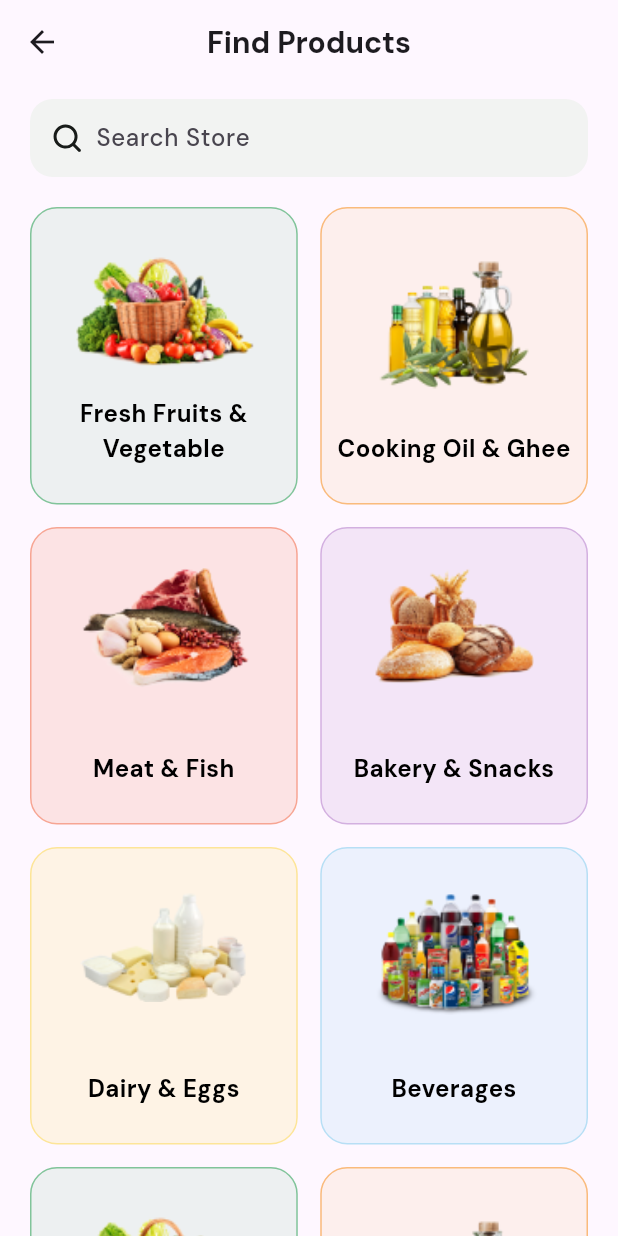
After one commit to Pranav-407/grocery_app_ui, a Flutter app: the ExploreScreen screen opened directly, on a phone screen of 412 x 824 dp. The commit adds this screen. Run offline on Flutter 3.47's test engine with Material 3 defaults, Android fonts, the phone set to English and light mode, and no system bars; our stand-ins replace flutter_svg, google_fonts, persistent_bottom_nav_bar_v2.

Commit message:
explore screen completed

```diff
--- /dev/null
+++ b/lib/views/explore_screen.dart
@@ -0,0 +1,210 @@
+import 'package:flutter/material.dart';
+import 'package:flutter_svg/flutter_svg.dart';
+import 'package:google_fonts/google_fonts.dart';
+
+class ExploreScreen extends StatelessWidget {
+  ExploreScreen({super.key});
+
+  TextEditingController searchController = TextEditingController();
+
+  final List<Map<String, dynamic>> gridData = [
+    {
+      'imagePath': "assets/images/fresh_fruits_and_vegetables.png",
+      "backgroundColor": Color.fromRGBO(83, 177, 117, 0.1),
+      "borderColor": Color.fromRGBO(83, 177, 117, 0.7),
+      "title": "Fresh Fruits & Vegetable"
+    },
+    {
+      'imagePath': "assets/images/cooking_oil_and_ghee.png",
+      "backgroundColor": Color.fromRGBO(248, 164, 76, 0.1),
+      "borderColor": Color.fromRGBO(248, 164, 76, 0.7),
+      "title": "Cooking Oil & Ghee"
+    },
+    {
+      'imagePath': "assets/images/meat_and_fish.png",
+      "backgroundColor": Color.fromRGBO(247, 165, 147, 0.25),
+      "borderColor": Color.fromRGBO(247, 165, 147, 1),
+      "title": "Meat & Fish"
+    },
+    {
+      'imagePath': "assets/images/bakery_and_snacks.png",
+      "backgroundColor": Color.fromRGBO(211, 176, 224, 0.25),
+      "borderColor": Color.fromRGBO(211, 176, 224, 1),
+      "title": "Bakery & Snacks"
+    },
+    {
+      'imagePath': "assets/images/dairy_and_eggs.png",
+      "backgroundColor": Color.fromRGBO(253, 229, 152, 0.25),
+      "borderColor": Color.fromRGBO(253, 229, 152, 1),
+      "title": "Dairy & Eggs"
+    },
+    {
+      'imagePath': "assets/images/bevrages.png",
+      "backgroundColor": Color.fromRGBO(183, 223, 245, 0.25),
+      "borderColor": Color.fromRGBO(183, 223, 245, 1),
+      "title": "Beverages"
+    },
+    {
+      'imagePath': "assets/images/fresh_fruits_and_vegetables.png",
+      "backgroundColor": Color.fromRGBO(83, 177, 117, 0.1),
+      "borderColor": Color.fromRGBO(83, 177, 117, 0.7),
+      "title": "Fresh Fruits & Vegetable"
+    },
+    {
+      'imagePath': "assets/images/cooking_oil_and_ghee.png",
+      "backgroundColor": Color.fromRGBO(248, 164, 76, 0.1),
+      "borderColor": Color.fromRGBO(248, 164, 76, 0.7),
+      "title": "Cooking Oil & Ghee"
+    },
+    {
+      'imagePath': "assets/images/meat_and_fish.png",
+      "backgroundColor": Color.fromRGBO(247, 165, 147, 0.25),
+      "borderColor": Color.fromRGBO(247, 165, 147, 1),
+      "title": "Meat & Fish"
+    },
+    {
+      'imagePath': "assets/images/bakery_and_snacks.png",
+      "backgroundColor": Color.fromRGBO(211, 176, 224, 0.25),
+      "borderColor": Color.fromRGBO(211, 176, 224, 1),
+      "title": "Bakery & Snacks"
+    },
+    {
+      'imagePath': "assets/images/dairy_and_eggs.png",
+      "backgroundColor": Color.fromRGBO(253, 229, 152, 0.25),
+      "borderColor": Color.fromRGBO(253, 229, 152, 1),
+      "title": "Dairy & Eggs"
+    },
+    {
+      'imagePath': "assets/images/bevrages.png",
+      "backgroundColor": Color.fromRGBO(183, 223, 245, 0.25),
+      "borderColor": Color.fromRGBO(183, 223, 245, 1),
+      "title": "Beverages"
+    },
+  ];
+
+  @override
+  Widget build(BuildContext context) {
+    return GestureDetector(
+      onTap: () => FocusScope.of(context).unfocus(),
+      child: Scaffold(
+        appBar: AppBar(
+          centerTitle: true,
+          title: Text(
+            "Find Products",
+            style: GoogleFonts.dmSans(
+              fontSize: 20,
+              fontWeight: FontWeight.w700,
+            ),
+          ),
+        ),
+        body: Column(
+          children: [
+            SizedBox(height: 10, width: double.infinity),
+            Padding(
+              padding: const EdgeInsets.symmetric(horizontal: 20),
+              child: Container(
+                decoration: BoxDecoration(
+                  color: Color.fromRGBO(242, 243, 242, 1),
+                  borderRadius: BorderRadius.circular(15),
+                ),
+                height: 52,
+                width: double.infinity,
+                child: Padding(
+                  padding: const EdgeInsets.symmetric(horizontal: 15),
+                  child: Row(
+                    children: [
+                      SvgPicture.asset("assets/svg/search.svg"),
+                      SizedBox(width: 10),
+                      Expanded(
+                        child: TextField(
+                          style: GoogleFonts.dmSans(
+                            color: Colors.black,
+                            fontSize: 16,
+                            fontWeight: FontWeight.w500,
+                          ),
+                          controller: searchController,
+                          decoration: InputDecoration(
+                            border: UnderlineInputBorder(
+                              borderSide: BorderSide.none,
+                            ),
+                            hintText: "Search Store",
+                            hintStyle: GoogleFonts.dmSans(
+                              fontSize: 16,
+                              fontWeight: FontWeight.w500,
+                            ),
+                          ),
+                        ),
+                      )
+                    ],
+                  ),
+                ),
+              ),
+            ),
+            Expanded(
+              child: GridView.builder(
+                padding: const EdgeInsets.all(20),
+                gridDelegate: const SliverGridDelegateWithFixedCrossAxisCount(
+                  crossAxisCount: 2,
+                  mainAxisSpacing: 15,
+                  crossAxisSpacing: 15,
+                  childAspectRatio: 0.9,
+                ),
+                itemCount: gridData.length,
+                itemBuilder: (context, index) => GridItem(gridData[index]),
+              ),
+            )
+          ],
+        ),
+      ),
+    );
+  }
+}
+
+class GridItem extends StatelessWidget {
+  final Map<String, dynamic> data;
+
+  const GridItem(this.data, {super.key});
+
+  @override
+  Widget build(BuildContext context) {
+    return SizedBox(
+      width: double.infinity,
+      child: Column(
+        crossAxisAlignment: CrossAxisAlignment.center,
+        children: [
+          Expanded(
+            child: Container(
+              width: double.infinity,
+              decoration: BoxDecoration(
+                color: data['backgroundColor'],
+                borderRadius: BorderRadius.circular(18),
+                border: Border.all(color: data['borderColor']),
+              ),
+              child: Padding(
+                padding: const EdgeInsets.only(top: 30, bottom: 25),
+                child: Column(
+                  children: [
+                    Transform.scale(
+                      scale: 1.1,
+                      child: Image.asset(data['imagePath']),
+                    ),
+                    Spacer(),
+                    Text(
+                      data['title'],
+                      textAlign: TextAlign.center,
+                      style: GoogleFonts.dmSans(
+                        color: Colors.black,
+                        fontSize: 16,
+                        fontWeight: FontWeight.w700,
+                      ),
+                    ),
+                  ],
+                ),
+              ),
+            ),
+          )
+        ],
+      ),
+    );
+  }
+}
--- a/lib/widgets/custom_bottom_nav_bar.dart
+++ b/lib/widgets/custom_bottom_nav_bar.dart
@@ -1,6 +1,7 @@
 import 'package:flutter/material.dart';
 import 'package:flutter_svg/flutter_svg.dart';
 import 'package:google_fonts/google_fonts.dart';
+import 'package:grocery_app_ui/views/explore_screen.dart';
 import 'package:grocery_app_ui/views/home_screen.dart';
 import 'package:grocery_app_ui/views/login_screen.dart';
 import 'package:persistent_bottom_nav_bar_v2/persistent_bottom_nav_bar_v2.dart';
@@ -18,7 +19,7 @@ class _BottomNavBarScreenState extends State<BottomNavBarScreen> {
 
   final List<Widget> _screens = [
     HomeScreen(),
-    LoginScreen(),
+    ExploreScreen(),
     HomeScreen(),
     LoginScreen()
   ];
```
Also changed, not shown: assets/images/bakery_and_snacks.png (added), assets/images/bevrages.png (added), assets/images/cooking_oil_and_ghee.png (added), assets/images/dairy_and_eggs.png (added), assets/images/fresh_fruits_and_vegetables.jpg (added), assets/images/fresh_fruits_and_vegetables.png (added), assets/images/meat_and_fish.png (added).
